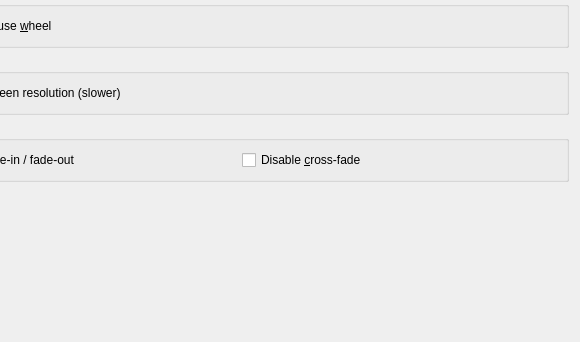
First picture: the form in core/dplugins/generic/view/presentation/dialogs/presentation_advpage.ui, repository RPhay/MyDigikam, before the edit; both pictures show x 102 to 682 and y 91 to 433 of the 682 by 433 pixel window.
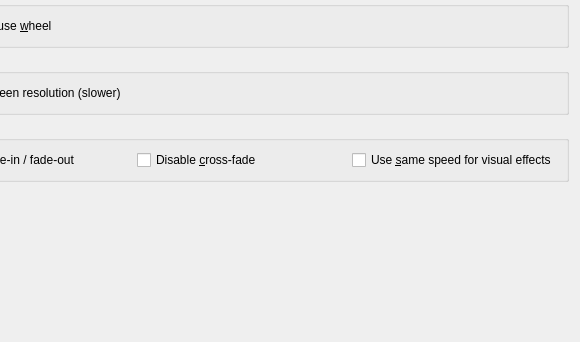
Second picture: the form after the edit.

Commit message: Apply patch #136331  for Phuoc Khanh Le to use the same visual Ken-Burns effects speed while playing Presentation on scrren. BUGS: 195555 FIXED-IN: 7.2.0

```diff
--- a/core/dplugins/generic/view/presentation/dialogs/presentation_advpage.ui
+++ b/core/dplugins/generic/view/presentation/dialogs/presentation_advpage.ui
@@ -124,6 +124,13 @@
         </property>
        </widget>
       </item>
+       <item>
+         <widget class="QCheckBox" name="m_enableKenBurnsSameSpeed">
+          <property name="text">
+           <string>Use &amp;same speed for visual effects</string>
+          </property>
+         </widget>
+        </item>
      </layout>
     </widget>
    </item>
```
The commit also changes 5 other files.
